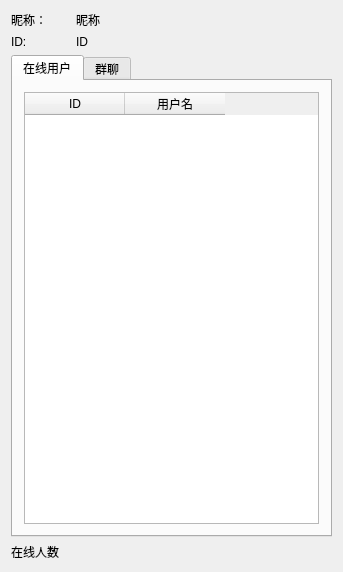
The window that Client/widget.ui (Psychim/Group5Pro) describes before a commit, drawn with Qt 5.
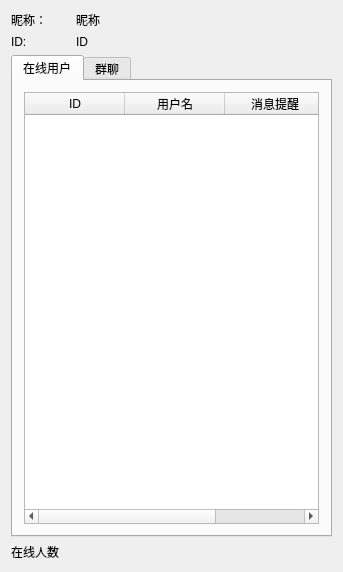
The same window after the commit.

Diff of the .ui file:
```diff
--- a/Client/widget.ui
+++ b/Client/widget.ui
@@ -83,6 +83,11 @@
            <string>用户名</string>
           </property>
          </column>
+         <column>
+          <property name="text">
+           <string>消息提醒</string>
+          </property>
+         </column>
         </widget>
        </item>
       </layout>
```
